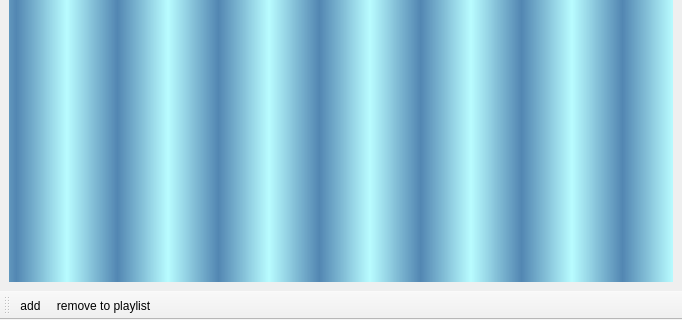
This is playlistclass.ui in MohammadOshkooh/MediaPlayer as Qt 5 draws it before an edit; both pictures show x 0 to 682 and y 226 to 546 of the 682 by 546 pixel window. The edited form follows.
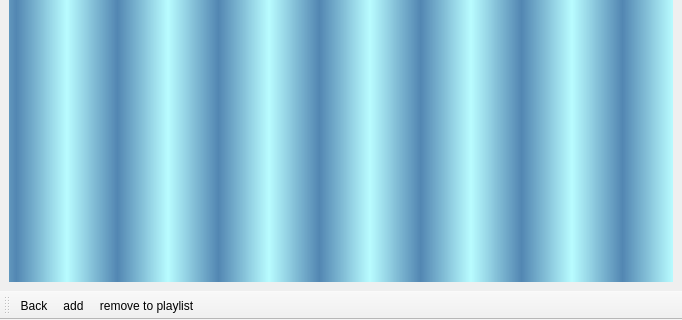
This is the edited form. Icons and pictures are not drawn.

Commit message: add : go back btn

What changed in the file:
```diff
--- a/playlistclass.ui
+++ b/playlistclass.ui
@@ -35,6 +35,7 @@
    <attribute name="toolBarBreak">
     <bool>false</bool>
    </attribute>
+   <addaction name="actionBack"/>
    <addaction name="actionadd"/>
    <addaction name="actionremove_to_playlist"/>
   </widget>
@@ -56,6 +57,15 @@
     <string>remove to playlist</string>
    </property>
   </action>
+  <action name="actionBack">
+   <property name="icon">
+    <iconset resource="image.qrc">
+     <normaloff>:/back.png</normaloff>:/back.png</iconset>
+   </property>
+   <property name="text">
+    <string>Back</string>
+   </property>
+  </action>
  </widget>
  <resources>
   <include location="image.qrc"/>
```
The commit also changes 11 other files.
